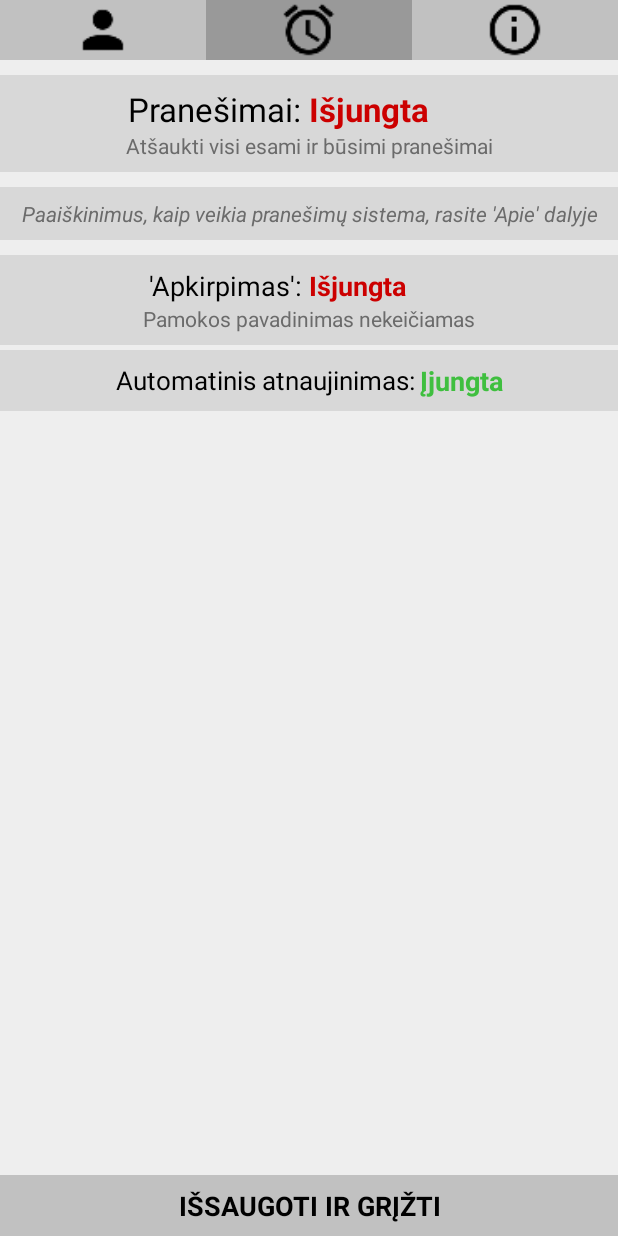
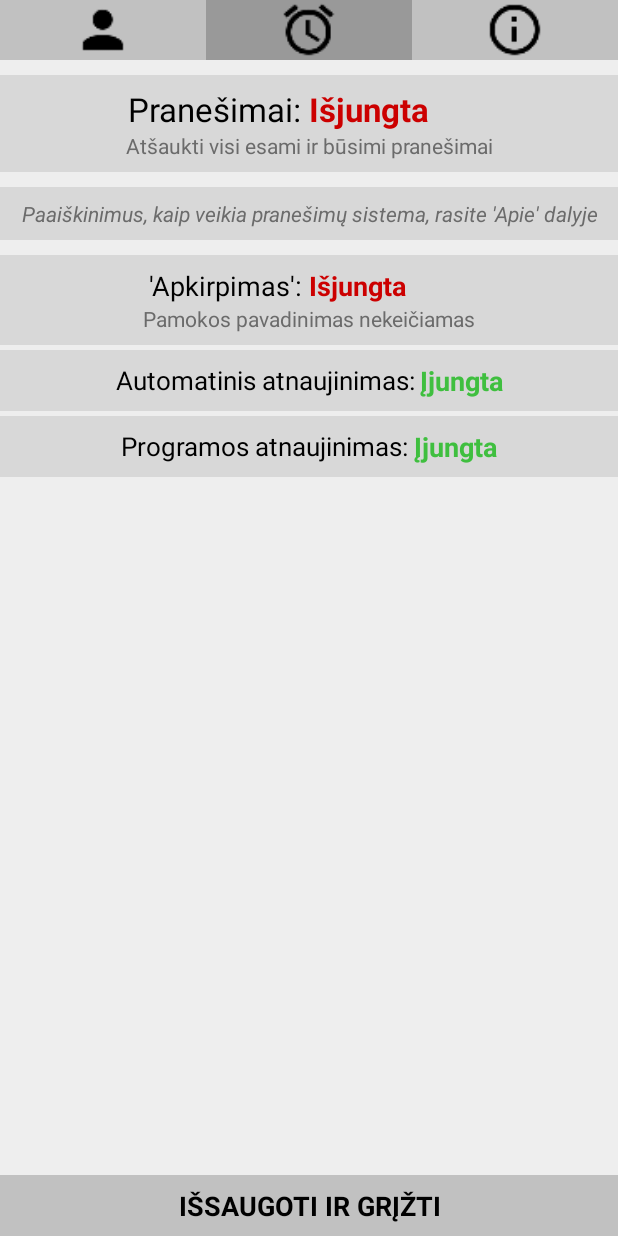
Before and after one commit to DrFlarre/Tvarkarastis, an Android app: the SelectSettingsActivity screen opened directly, with no data from a screen before it, after a tap on an icon or button, on a phone screen of 412 x 824 dp. Run offline under Robolectric (Android 15) with nearby library versions, the phone set to English and light mode, and no system bars; 2 other taps on this screen came first.

Commit message:
pabaigtas versijos tikrinimo kūrimas pakeista versija atgal į v1.2

```diff
--- a/app/src/main/res/layout/activity_select_settings.xml
+++ b/app/src/main/res/layout/activity_select_settings.xml
@@ -577,6 +577,47 @@
                     </LinearLayout>
                 </LinearLayout>
 
+                <LinearLayout
+                    android:id="@+id/versionUpdate_group"
+                    android:layout_width="match_parent"
+                    android:layout_height="match_parent"
+                    android:layout_marginTop="3dp"
+                    android:background="?grayBackgroundColor"
+                    android:clickable="true"
+                    android:focusable="true"
+                    android:onClick="pakeistiVersionUpdateNustatymus"
+                    android:orientation="vertical"
+                    android:paddingBottom="8dp"
+                    android:paddingTop="8dp">
+
+                    <LinearLayout
+                        android:layout_width="match_parent"
+                        android:layout_height="wrap_content"
+                        android:orientation="horizontal">
+
+                        <TextView
+                            android:id="@+id/versionUpdateText"
+                            android:layout_width="wrap_content"
+                            android:layout_height="match_parent"
+                            android:layout_weight="1"
+                            android:text="@string/version_update_title"
+                            android:textAlignment="viewEnd"
+                            android:textColor="?blackText"
+                            android:textSize="17sp" />
+
+                        <TextView
+                            android:id="@+id/versionUpdateBusena"
+                            android:layout_width="wrap_content"
+                            android:layout_height="match_parent"
+                            android:layout_weight="1"
+                            android:textAlignment="textStart"
+                            android:textColor="?blackText"
+                            android:textSize="18sp"
+                            android:textStyle="bold" />
+
+                    </LinearLayout>
+                </LinearLayout>
+
             </LinearLayout>
 
         </LinearLayout>
--- a/app/src/main/res/values/strings.xml
+++ b/app/src/main/res/values/strings.xml
@@ -123,7 +123,7 @@
     <string name="pasikeis_grizus">Pasikeis grįžus į pradinį ekraną</string>
     <string name="pamoku_sarasas_tuscias">Pamokų sąrašas tuščias</string>
 
-    <string name="nauja_versija">Yra nauja programos versija, ją galite atisiųsti iš drflarre.github.io/tvarkarastis</string>
-    <string name="gerai">GERAI</string>
+    <string name="nauja_versija">Yra nauja programos versija, ją galite atisiųsti iš\n<b>drflarre.github.io/tvarkarastis</b></string>
+    <string name="version_update_title">Programos atnaujinimas:&#160;</string>
 
 </resources>
```
Also changed, not shown: app/src/main/java/com/example/user/myapplication/Funkcijos.java (+0 -32 lines), app/src/main/java/com/example/user/myapplication/MainActivity.java (+41 -1 lines), app/src/main/java/com/example/user/myapplication/SelectSettingsActivity.java (+9 -0 lines), 1 other file.
